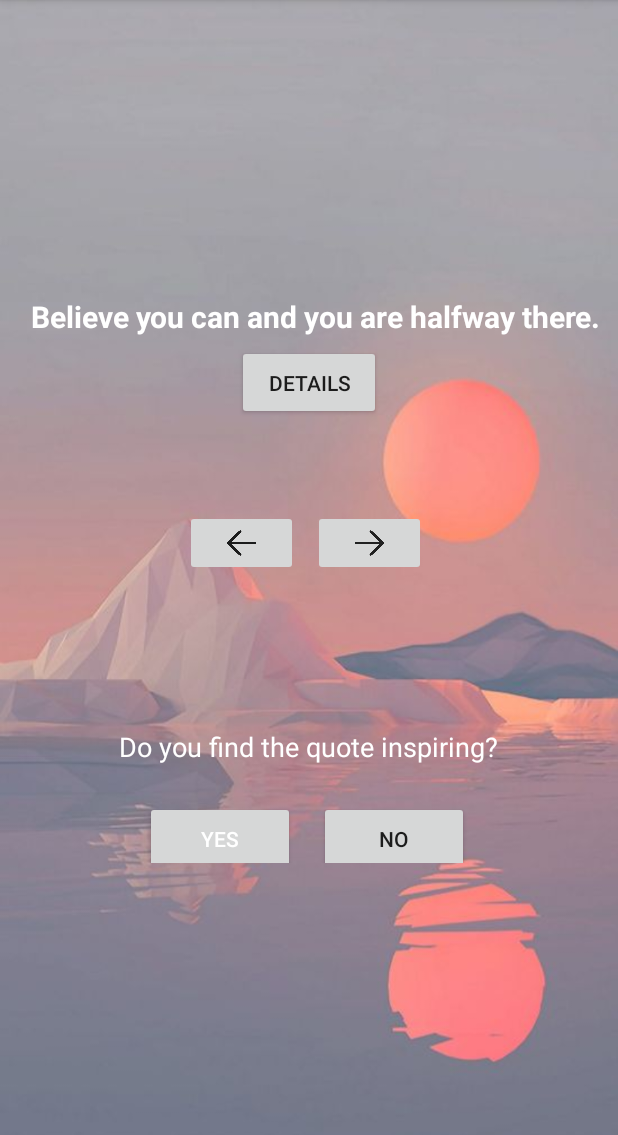
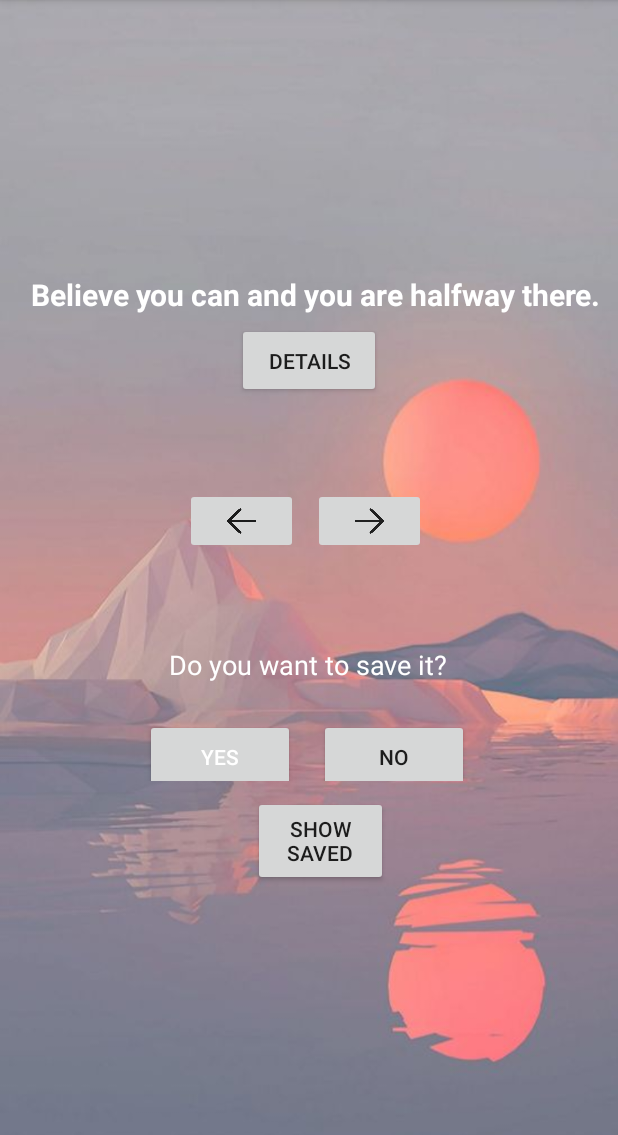
Before and after one commit to sirp140/Quotify, an Android app: the screen it shows after launch (MainActivity), on a phone screen of 412 x 824 dp, the part 84-1219 px from its top. Run offline under Robolectric (Android 15) with nearby library versions, the phone set to English and light mode, and no system bars; 1 statement that could not run was skipped.

Commit message:
-stored user quotes using sql database

```diff
--- a/app/src/main/AndroidManifest.xml
+++ b/app/src/main/AndroidManifest.xml
@@ -21,6 +21,7 @@
                 <category android:name="android.intent.category.LAUNCHER" />
             </intent-filter>
         </activity>
+        <activity android:name=".SavedQuotesActivity" />
     </application>
 
 </manifest>
--- a/app/src/main/java/com/bignerdranch/android/quotify/MainActivity.java
+++ b/app/src/main/java/com/bignerdranch/android/quotify/MainActivity.java
@@ -11,6 +11,7 @@ import android.widget.ImageButton;
 import android.widget.TextView;
 import android.widget.Toast;
 
+import database.QuoteBaseHelper;
 
 
 public class MainActivity extends AppCompatActivity {
@@ -21,6 +22,8 @@ public class MainActivity extends AppCompatActivity {
     private TextView mQuoteTextView;
     private int mCurrentIndex = 0;
     private Button mDetailsButton;
+
+    private QuoteBaseHelper mDatabaseHelper;
 
     private Quote[] mQuoteBank = new Quote[]{
             new Quote(R.string.believe_you_can, R.string.quote_believe_description),
@@ -36,6 +39,9 @@ public class MainActivity extends AppCompatActivity {
         super.onCreate(savedInstanceState);
         setContentView(R.layout.activity_main);
 
+        // Initialize the database helper
+        mDatabaseHelper = new QuoteBaseHelper(this);
+
         //getting references to widgets
         mYesButton = (Button) findViewById(R.id.yes_button);
         mNoButton = (Button) findViewById(R.id.no_button);
@@ -48,6 +54,12 @@ public class MainActivity extends AppCompatActivity {
         mYesButton.setOnClickListener(new View.OnClickListener() {
             @Override
             public void onClick(View v) {
+                Quote currentQuote = mQuoteBank[mCurrentIndex];
+                String quoteText = getString(currentQuote.getTextResId());
+
+                // Insert the quote into the database
+                mDatabaseHelper.insertQuote(quoteText);
+
                 Toast.makeText(MainActivity.this, R.string.yay_toast, Toast.LENGTH_LONG).show();
             }
         });
@@ -102,6 +114,20 @@ public class MainActivity extends AppCompatActivity {
             }
         });
 
+        /*
+        Button mShowSavedButton = findViewById(R.id.showSaved_button);
+        mShowSavedButton.setOnClickListener(new View.OnClickListener() {
+            @Override
+            public void onClick(View v) {
+                // Open the SavedQuotesActivity when the button is clicked
+                Intent intent = new Intent(MainActivity.this, SavedQuotesActivity.class);
+                startActivity(intent);
+            }
+        });
+
+         */
+
+
     }
 
     @Override
--- a/app/src/main/res/layout/activity_main.xml
+++ b/app/src/main/res/layout/activity_main.xml
@@ -57,7 +57,7 @@
         android:textColor="#FFFFFF"
         android:textSize="18sp"
         android:text="@string/question_text"
-        android:layout_marginTop="50dp"/>
+        android:layout_marginTop="10dp"/>
 
     <LinearLayout
         android:layout_width="289dp"
@@ -84,5 +84,13 @@
             android:text="@string/no_button"/>
 
     </LinearLayout>
+    <Button
+        android:id="@+id/showSaved_button"
+        android:layout_width="90dp"
+        android:layout_height="60dp"
+        android:layout_marginTop="10dp"
+        android:layout_marginStart="8dp"
+        android:gravity="center"
+        android:text="@string/showSaved_button"/>
 
 </LinearLayout>
--- a/app/src/main/res/values/strings.xml
+++ b/app/src/main/res/values/strings.xml
@@ -1,18 +1,19 @@
 <resources>
     <string name="app_name">Quotify</string>
-    <string name="believe_you_can">Believe you can and you are halfway there.</string>
-    <string name="harder_I_work">The harder I work, the luckier I get.</string>
-    <string name="predict_the_future">The best way to predict the future is to create it.</string>
-    <string name="keep_going">Do not watch the clock; do what it does. Keep going.</string>
-    <string name="future_belongs_to">The future belongs to those who believe in the beauty of their dreams.</string>
-    <string name="question_text">Do you find the quote inspiring?</string>
+    <string name="believe_you_can"> Believe you can and you are halfway there.</string>
+    <string name="harder_I_work"> The harder I work, the luckier I get.</string>
+    <string name="predict_the_future"> The best way to predict the future is to create it.</string>
+    <string name="keep_going"> Do not watch the clock; do what it does. Keep going.</string>
+    <string name="future_belongs_to"> The future belongs to those who believe in the beauty of their dreams.</string>
+    <string name="question_text">Do you want to save it?</string>
     <string name="yes_button">Yes</string>
     <string name="no_button">No</string>
-    <string name="yay_toast">Glad you liked it!</string>
-    <string name="nah_toast">Please check the next one.</string>
+    <string name="yay_toast">saved it!</string>
+    <string name="nah_toast">check the next one.</string>
     <string name="next_button">Next</string>
     <string name="prev_button">Prev</string>
     <string name="details_text">Details</string>
+    <string name="showSaved_button">Show saved</string>
 
     <string name="quote_believe_description">This quote  is attributed to Theodore Roosevelt, highlighting the power of self-belief in achieving success.</string>
     <string name="quote_harder_work_description">This quote is attributed to Thomas Jefferson, emphasizing the correlation between hard work and increasing opportunities for success.</string>
```
Also changed, not shown: app/src/main/java/com/bignerdranch/android/quotify/Quote.java (+8 -0 lines).
